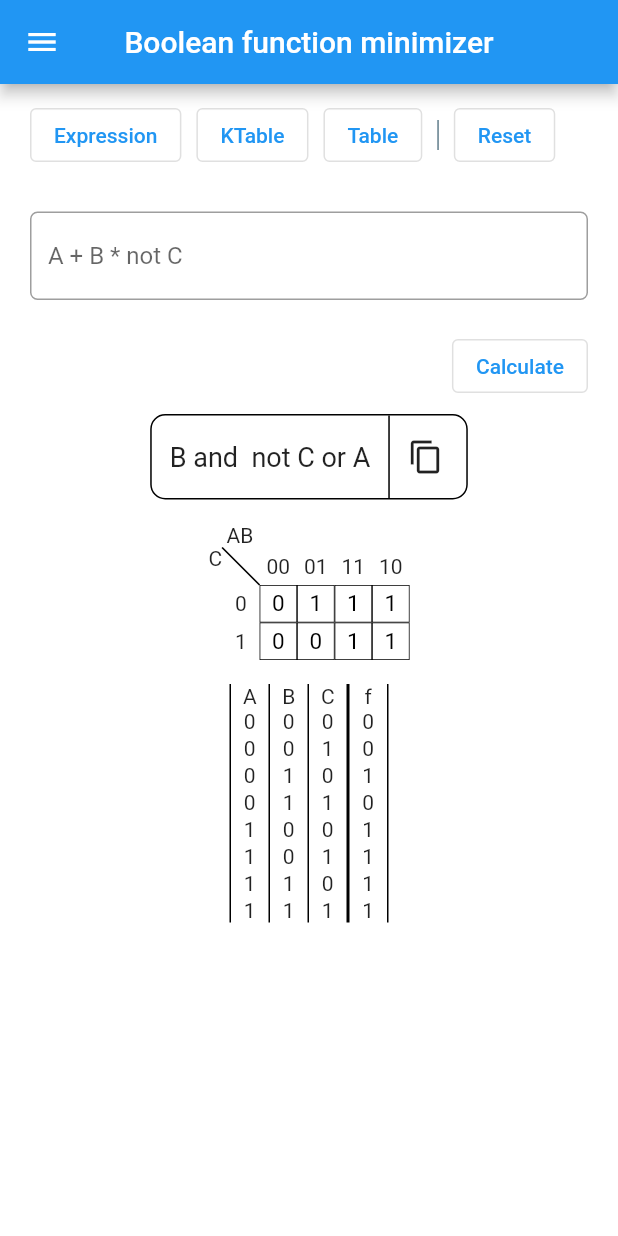
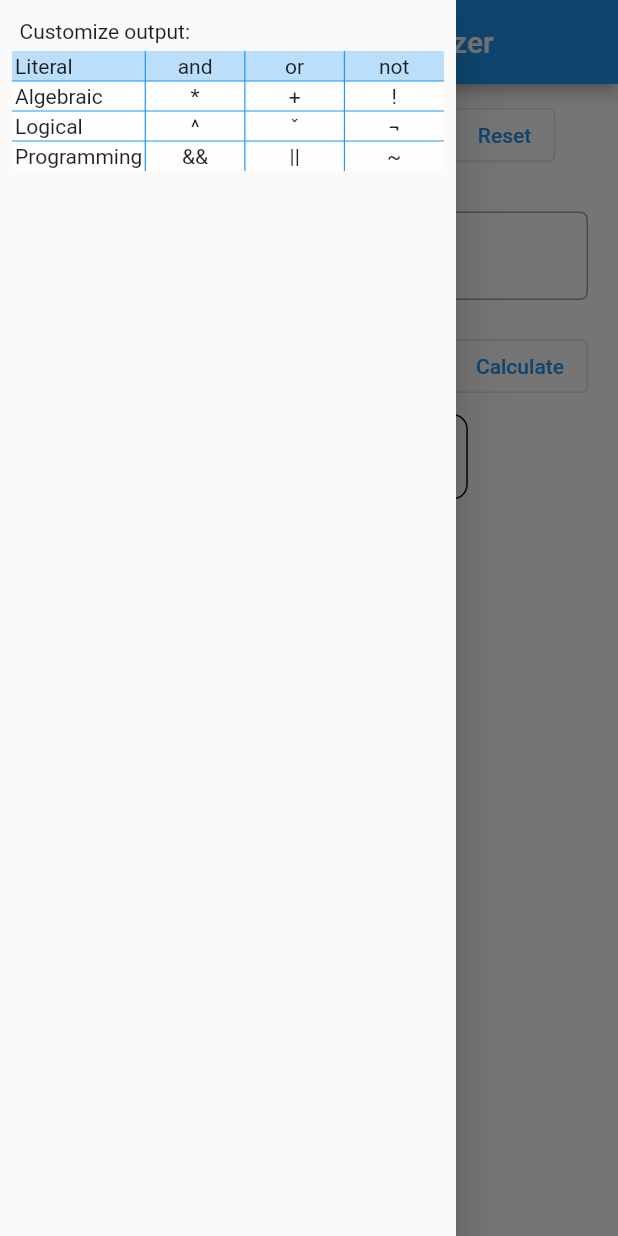
Before and after one commit to FranMaric/diglog, a Flutter app: the screen it shows after launch, in the side drawer, after a tap on "Literal", on a phone screen of 412 x 824 dp. Run offline on Flutter 3.47's test engine with Material 2 defaults, Android fonts, the phone set to English and light mode, and no system bars; our stand-ins replace cloud_firestore; missing offline and left inert: dart:html, platform_detect; accounts and stored records are empty.

Commit message:
Slight drawer re-design

```diff
--- a/lib/widgets/MyDrawer.dart
+++ b/lib/widgets/MyDrawer.dart
@@ -23,8 +23,21 @@ class MyDrawer extends StatelessWidget {
     return Drawer(
       child: Padding(
         padding: const EdgeInsets.all(8.0),
-        child: Table(
-          defaultColumnWidth: IntrinsicColumnWidth(),
+        child: Column(
+          crossAxisAlignment: CrossAxisAlignment.start,
+          mainAxisSize: MainAxisSize.min,
+          children: [
+            Container(
+              padding: EdgeInsets.all(5.0),
+              child: Text(
+                "Customize output:",
+              ),
+            ),
+            Table(
+              // defaultColumnWidth: IntrinsicColumnWidth(),
+              columnWidths: {
+                0: IntrinsicColumnWidth(),
+              },
               border: TableBorder.symmetric(
                 inside: BorderSide(width: 0.8, color: Colors.blue),
               ),
@@ -44,18 +57,20 @@ class MyDrawer extends StatelessWidget {
                               newAnd: expressionType.literal,
                               newNot: expressionType.literal,
                               newOr: expressionType.literal);
-                  Navigator.of(context).pop();
                     },
                     onSmallTap: (int i) {
                       if (i == 0) {
                         Provider.of<AppState>(context, listen: false)
-                        .setCurrentOutputType(newAnd: expressionType.literal);
+                            .setCurrentOutputType(
+                                newAnd: expressionType.literal);
                       } else if (i == 1) {
                         Provider.of<AppState>(context, listen: false)
-                        .setCurrentOutputType(newOr: expressionType.literal);
+                            .setCurrentOutputType(
+                                newOr: expressionType.literal);
                       } else if (i == 2) {
                         Provider.of<AppState>(context, listen: false)
-                        .setCurrentOutputType(newNot: expressionType.literal);
+                            .setCurrentOutputType(
+                                newNot: expressionType.literal);
                       }
                     }),
                 MyTableRow(
@@ -73,18 +88,20 @@ class MyDrawer extends StatelessWidget {
                               newAnd: expressionType.algebraic,
                               newNot: expressionType.algebraic,
                               newOr: expressionType.algebraic);
-                  Navigator.of(context).pop();
                     },
                     onSmallTap: (int i) {
                       if (i == 0) {
                         Provider.of<AppState>(context, listen: false)
-                        .setCurrentOutputType(newAnd: expressionType.algebraic);
+                            .setCurrentOutputType(
+                                newAnd: expressionType.algebraic);
                       } else if (i == 1) {
                         Provider.of<AppState>(context, listen: false)
-                        .setCurrentOutputType(newOr: expressionType.algebraic);
+                            .setCurrentOutputType(
+                                newOr: expressionType.algebraic);
                       } else if (i == 2) {
                         Provider.of<AppState>(context, listen: false)
-                        .setCurrentOutputType(newNot: expressionType.algebraic);
+                            .setCurrentOutputType(
+                                newNot: expressionType.algebraic);
                       }
                     }),
                 MyTableRow(
@@ -102,18 +119,20 @@ class MyDrawer extends StatelessWidget {
                               newAnd: expressionType.logical,
                               newNot: expressionType.logical,
                               newOr: expressionType.logical);
-                  Navigator.of(context).pop();
                     },
                     onSmallTap: (int i) {
                       if (i == 0) {
                         Provider.of<AppState>(context, listen: false)
-                        .setCurrentOutputType(newAnd: expressionType.logical);
+                            .setCurrentOutputType(
+                                newAnd: expressionType.logical);
                       } else if (i == 1) {
                         Provider.of<AppState>(context, listen: false)
-                        .setCurrentOutputType(newOr: expressionType.logical);
+                            .setCurrentOutputType(
+                                newOr: expressionType.logical);
                       } else if (i == 2) {
                         Provider.of<AppState>(context, listen: false)
-                        .setCurrentOutputType(newNot: expressionType.logical);
+                            .setCurrentOutputType(
+                                newNot: expressionType.logical);
                       }
                     }),
                 MyTableRow(
@@ -131,7 +150,6 @@ class MyDrawer extends StatelessWidget {
                               newAnd: expressionType.programming,
                               newNot: expressionType.programming,
                               newOr: expressionType.programming);
-                  Navigator.of(context).pop();
                     },
                     onSmallTap: (int i) {
                       if (i == 0) {
@@ -148,6 +166,8 @@ class MyDrawer extends StatelessWidget {
                                 newNot: expressionType.programming);
                       }
                     }),
+              ],
+            ),
           ],
         ),
       ),
```
Lines whose indentation alone changed are shown as unchanged.
